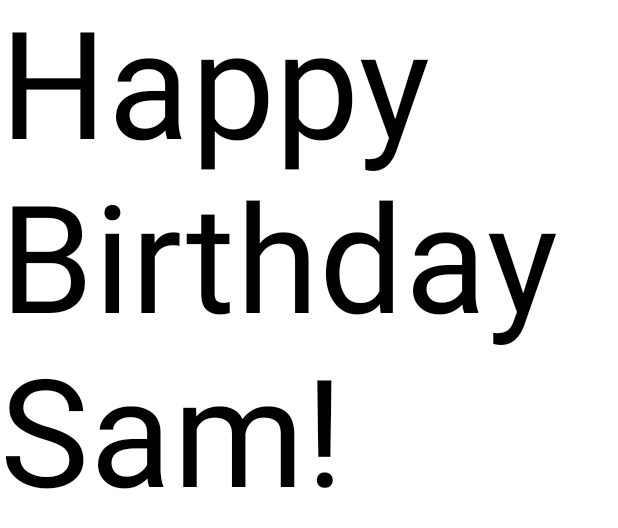
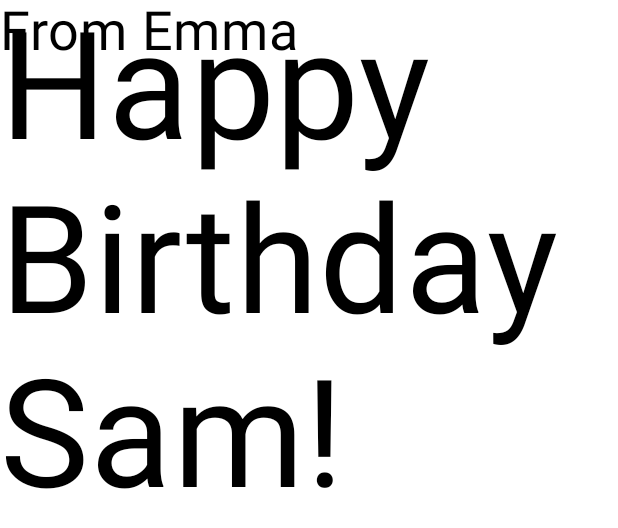
Before and after one commit to RitaPintoBlissApp/HappyBirthday, an Android app built with Jetpack Compose: the @Preview function BirthdayCardPreview, on a phone screen of 412 x 824 dp. Shown: the top 528 px of the screen. Run offline under Robolectric (Android 15) with nearby library versions, the phone set to English and light mode, and no system bars.

Commit message:
Added new text element

```diff
--- a/app/src/main/java/com/example/happybirthday/MainActivity.kt
+++ b/app/src/main/java/com/example/happybirthday/MainActivity.kt
@@ -29,11 +29,15 @@ class MainActivity : ComponentActivity() {
     }
 }
 @Composable
-fun Greetingtext(message: String, modifier: Modifier = Modifier){
+fun Greetingtext(message: String,from: String, modifier: Modifier = Modifier){
     Text(
         text = message,
         fontSize = 100.sp,
         lineHeight = 116.sp,
+    )
+    Text(
+        text = from,
+        fontSize = 36.sp
     )
 }
 
@@ -42,6 +46,6 @@ fun Greetingtext(message: String, modifier: Modifier = Modifier){
 @Composable
 fun BirthdayCardPreview() {
     HappyBirthdayTheme {
-        Greetingtext(message = "Happy Birthday Sam!")
+        Greetingtext(message = "Happy Birthday Sam!", from = "From Emma")
     }
 }
```
